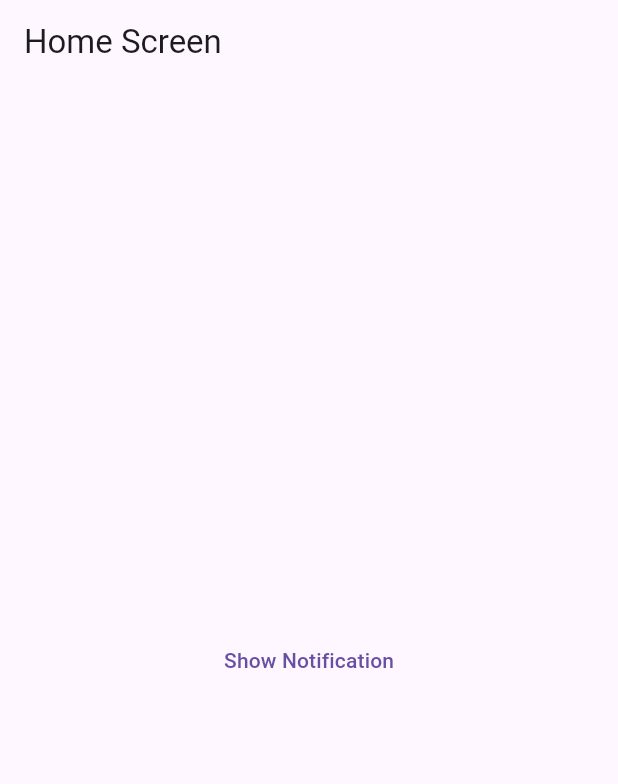
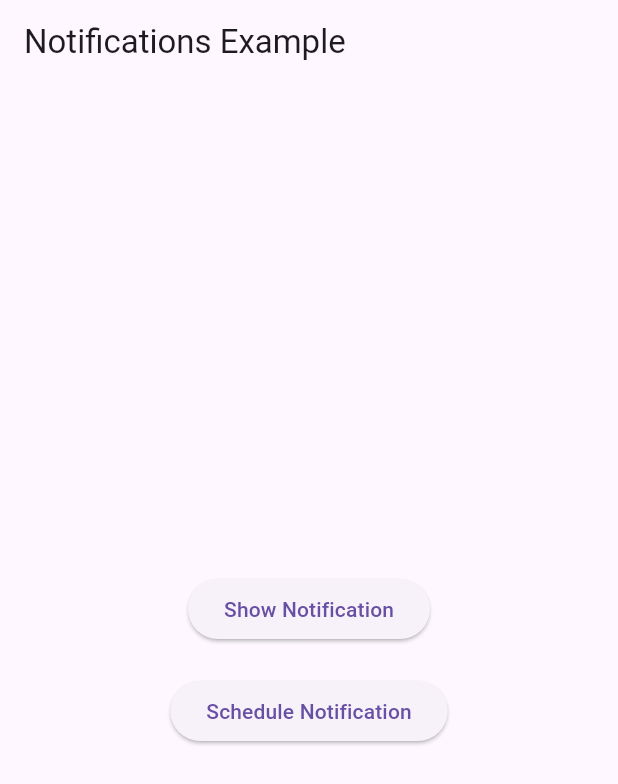
Before and after one commit to nadanabill/Notification-Example, a Flutter app: the screen it shows after launch, on a phone screen of 412 x 824 dp. Shown: the top 784 px of the screen. Run offline on Flutter 3.47's test engine with Material 3 defaults, Android fonts, the phone set to English and light mode, and no system bars; our stand-ins replace flutter_local_notifications, permission_handler, timezone.

Commit message:
added schedule notification ui

```diff
--- a/lib/features/home/ui/home_screen.dart
+++ b/lib/features/home/ui/home_screen.dart
@@ -1,6 +1,7 @@
 import 'package:flutter/material.dart';
+import 'notifications_screen.dart';
 
-import '../../../core/services/notification_service.dart';
+import '/core/services/notification_service.dart';
 
 class HomeScreen extends StatelessWidget {
   const HomeScreen({super.key});
@@ -8,18 +9,36 @@ class HomeScreen extends StatelessWidget {
   @override
   Widget build(BuildContext context) {
     return Scaffold(
-      appBar: AppBar(title: const Text('Home Screen')),
+      appBar: AppBar(title: const Text('Notifications Example')),
       body: Center(
-        child: TextButton(
+        child: Column(
+          mainAxisAlignment: MainAxisAlignment.center,
+          children: [
+            ElevatedButton(
               onPressed: () async {
                 await NotificationService.showNotification(
-              id: '1',
+                  id: 1,
                   title: 'Notification Title',
                   body: 'Notification Body',
                 );
               },
               child: const Text('Show Notification'),
             ),
+            const SizedBox(height: 20),
+            ElevatedButton(
+              onPressed: () {
+                // open date and time picker
+                Navigator.push(
+                  context,
+                  MaterialPageRoute(
+                    builder: (context) => NotificationSchedulerScreen(),
+                  ),
+                );
+              },
+              child: const Text('Schedule Notification'),
+            ),
+          ],
+        ),
       ),
     );
   }
```
Also changed, not shown: lib/features/home/ui/notifications_screen.dart (added, +102 -0 lines). Lines whose indentation alone changed are shown as unchanged.
